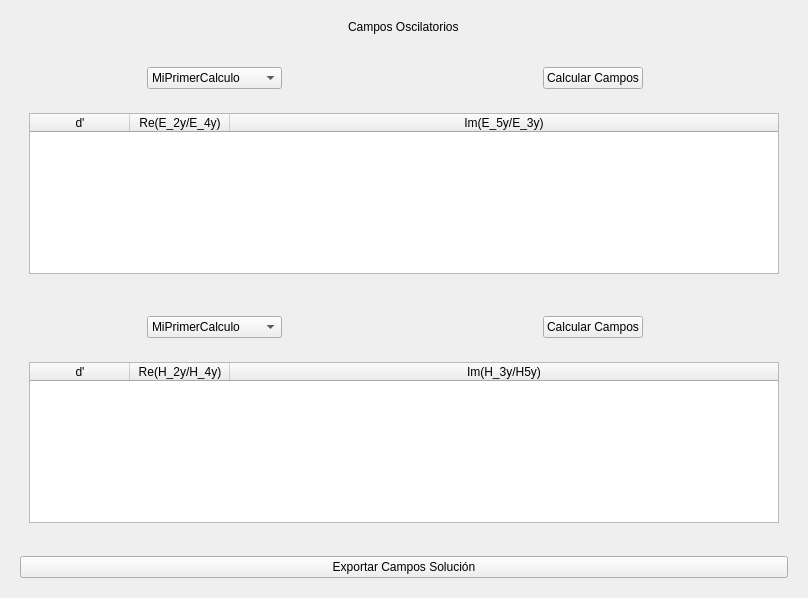
Before: the Qt Designer form src/designer/field_session_layout.ui in fer90/taller3-tpfinal, drawn with Qt 5.
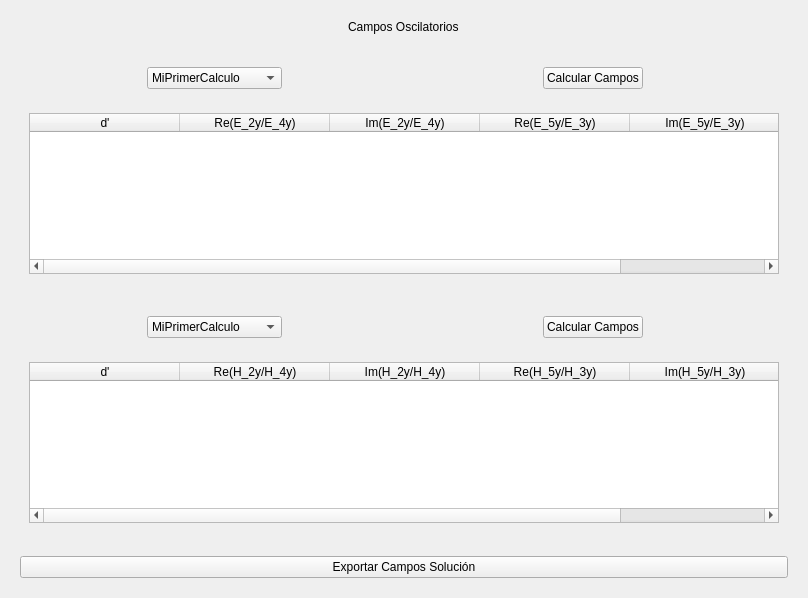
After: the same form once the commit is applied.

```diff
--- a/src/designer/field_session_layout.ui
+++ b/src/designer/field_session_layout.ui
@@ -70,6 +70,9 @@
            <property name="gridStyle">
             <enum>Qt::DotLine</enum>
            </property>
+           <attribute name="horizontalHeaderDefaultSectionSize">
+            <number>150</number>
+           </attribute>
            <attribute name="horizontalHeaderStretchLastSection">
             <bool>true</bool>
            </attribute>
@@ -92,6 +95,22 @@
              <set>AlignHCenter|AlignVCenter|AlignCenter</set>
             </property>
            </column>
+           <column>
+            <property name="text">
+             <string>Im(E_2y/E_4y)</string>
+            </property>
+            <property name="textAlignment">
+             <set>AlignHCenter|AlignVCenter|AlignCenter</set>
+            </property>
+           </column>
+           <column>
+            <property name="text">
+             <string>Re(E_5y/E_3y)</string>
+            </property>
+            <property name="textAlignment">
+             <set>AlignHCenter|AlignVCenter|AlignCenter</set>
+            </property>
+           </column>
            <column>
             <property name="text">
              <string>Im(E_5y/E_3y)</string>
@@ -148,8 +167,20 @@
         <layout class="QHBoxLayout" name="horizontalLayout_6">
          <item>
           <widget class="QTableWidget" name="second_field_solution_table">
+           <property name="horizontalScrollMode">
+            <enum>QAbstractItemView::ScrollPerItem</enum>
+           </property>
+           <attribute name="horizontalHeaderDefaultSectionSize">
+            <number>150</number>
+           </attribute>
+           <attribute name="horizontalHeaderMinimumSectionSize">
+            <number>10</number>
+           </attribute>
            <attribute name="horizontalHeaderStretchLastSection">
-            <bool>true</bool>
+            <bool>false</bool>
+           </attribute>
+           <attribute name="verticalHeaderCascadingSectionResizes">
+            <bool>false</bool>
            </attribute>
            <attribute name="verticalHeaderStretchLastSection">
             <bool>true</bool>
@@ -172,7 +203,23 @@
            </column>
            <column>
             <property name="text">
-             <string>Im(H_3y/H5y)</string>
+             <string>Im(H_2y/H_4y)</string>
+            </property>
+            <property name="textAlignment">
+             <set>AlignHCenter|AlignVCenter|AlignCenter</set>
+            </property>
+           </column>
+           <column>
+            <property name="text">
+             <string>Re(H_5y/H_3y)</string>
+            </property>
+            <property name="textAlignment">
+             <set>AlignHCenter|AlignVCenter|AlignCenter</set>
+            </property>
+           </column>
+           <column>
+            <property name="text">
+             <string>Im(H_5y/H_3y)</string>
             </property>
             <property name="textAlignment">
              <set>AlignHCenter|AlignVCenter|AlignCenter</set>
```
